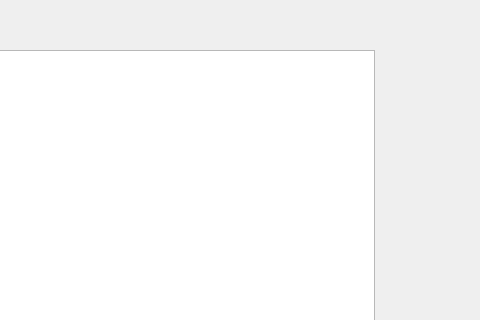
First picture: the form in choose_course.ui, repository breadog/Course_selection_system, before the edit; both pictures show x 276 to 756 and y 0 to 320 of the 756 by 493 pixel window.
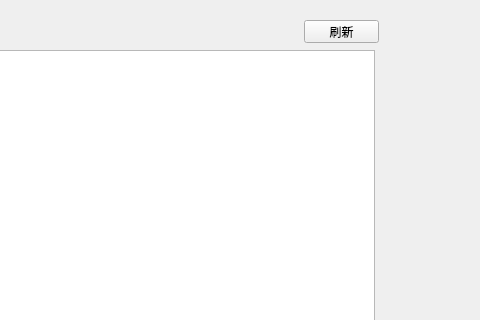
Second picture: the form after the edit.

The edit to the form file:
```diff
--- a/choose_course.ui
+++ b/choose_course.ui
@@ -23,6 +23,19 @@
     </rect>
    </property>
   </widget>
+  <widget class="QPushButton" name="refresh">
+   <property name="geometry">
+    <rect>
+     <x>580</x>
+     <y>20</y>
+     <width>75</width>
+     <height>23</height>
+    </rect>
+   </property>
+   <property name="text">
+    <string>刷新</string>
+   </property>
+  </widget>
  </widget>
  <resources/>
  <connections/>
```
